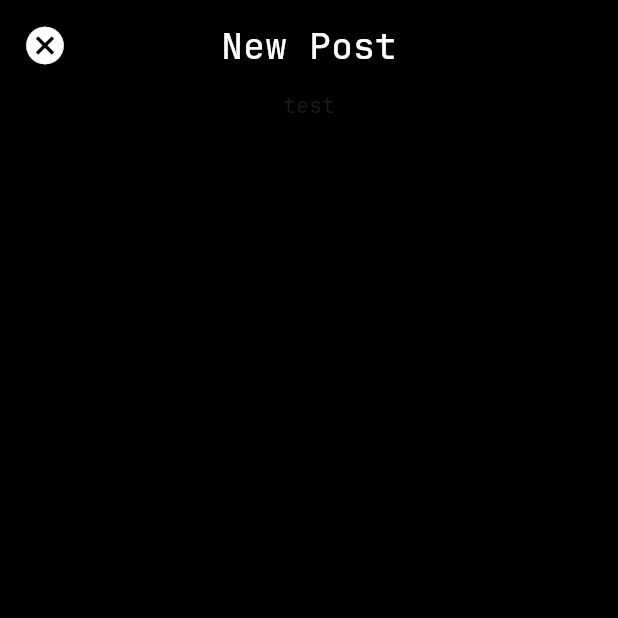
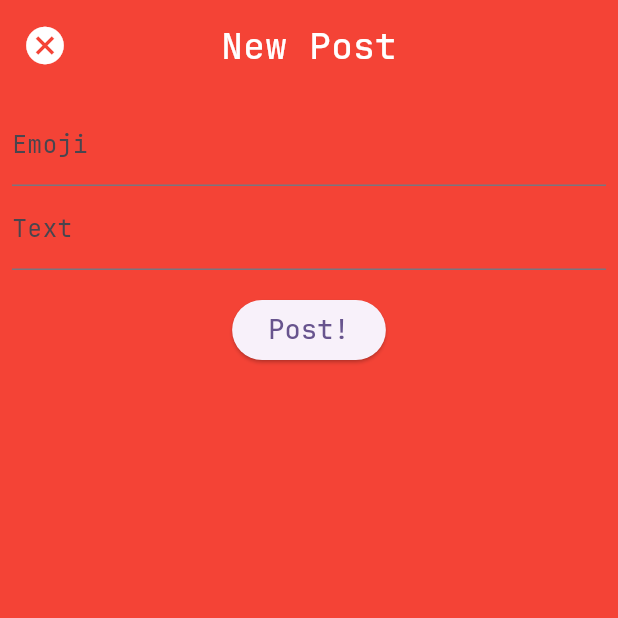
Before and after one commit to msoham123/Rewind, a Flutter app: the NewPostPage screen opened directly, on a phone screen of 412 x 824 dp, the top half of it. Run offline on Flutter 3.47's test engine with Material 2 defaults, Android fonts, the phone set to English and light mode, and no system bars; our stand-ins replace cloud_firestore, firebase_auth, firebase_core, location, page_transition; missing offline and left inert: arkit_plugin; accounts and stored records are empty.

Commit message:
emojis zoinks

```diff
--- a/lib/homepage.dart
+++ b/lib/homepage.dart
@@ -1,14 +1,12 @@
+import 'package:Rewind/newPost.dart';
 import 'package:Rewind/profile.dart';
-import 'package:Rewind/widget_projection.dart';
 import 'package:Rewind/services/FirebaseAuthService.dart';
 import 'package:Rewind/services/FirestoreService.dart';
 import 'package:Rewind/services/LocationService.dart';
-import 'package:Rewind/newPost.dart';
+import 'package:Rewind/widget_projection.dart';
 import 'package:flutter/material.dart';
 import 'package:page_transition/page_transition.dart';
-
-import 'profile.dart';
-import 'package:Rewind/auth/home_screen.dart';
+import 'package:provider/provider.dart';
 
 class RewindApp extends StatelessWidget {
   const RewindApp({super.key});
@@ -90,7 +88,7 @@ class _HomePageState extends State<HomePage> {
                       Text("Rewind",
                           style: TextStyle(
                               fontWeight: FontWeight.w500,
-                                  color: Colors.white,
+                              color: Colors.black,
                               fontSize: 24)),
                       IconButton(
                           onPressed: () {
@@ -118,8 +116,7 @@ class _HomePageState extends State<HomePage> {
           Navigator.push(
               context,
               PageTransition(
-                      type: PageTransitionType.bottomToTop,
-                      child: NewPostPage()));
+                  type: PageTransitionType.bottomToTop, child: NewPostPage()));
         },
         tooltip: 'Post',
         child: const Icon(
@@ -129,7 +126,6 @@ class _HomePageState extends State<HomePage> {
         backgroundColor: Colors.deepPurple,
         foregroundColor: Colors.white,
       ),
-        )
-    );
+    ));
   }
 }
--- a/lib/newPost.dart
+++ b/lib/newPost.dart
@@ -9,11 +9,14 @@ class NewPostPage extends StatefulWidget {
 }
 
 class _NewPostPageState extends State<NewPostPage> {
+  final _emojiController = TextEditingController();
+  final _postController = TextEditingController();
+
   @override
   Widget build(BuildContext context) {
     return SafeArea(
         child: Scaffold(
-            backgroundColor: Colors.black,
+            backgroundColor: Colors.red,
             body: Column(
               children: [
                 Padding(
@@ -46,7 +49,54 @@ class _NewPostPageState extends State<NewPostPage> {
                             color: Colors.transparent),
                       ]),
                 ),
-                Text("test")
+                Padding(
+                  padding: const EdgeInsets.all(8),
+                  child: Form(
+                    child: Column(
+                      children: [
+                        TextFormField(
+                          controller: _emojiController,
+                          decoration: const InputDecoration(
+                            labelText: 'Emoji',
+                          ),
+                          validator: (value) {
+                            if (value == null || value.isEmpty) {
+                              return 'Choose an emoji!';
+                            }
+                            return null;
+                          },
+                        ),
+                        TextFormField(
+                          controller: _postController,
+                          decoration: const InputDecoration(
+                            labelText: 'Text',
+                          ),
+                          validator: (value) {
+                            if (value == null || value.isEmpty) {
+                              return 'Can\'t leave the post empty!';
+                            }
+                            return null;
+                          },
+                        ),
+                        Row(
+                          mainAxisAlignment: MainAxisAlignment.spaceEvenly,
+                          children: [
+                            Padding(
+                              padding: const EdgeInsets.all(16),
+                              child: ElevatedButton(
+                                onPressed: () {},
+                                child: const Text(
+                                  'Post!',
+                                  style: TextStyle(fontSize: 18),
+                                ),
+                              ),
+                            ),
+                          ],
+                        ),
+                      ],
+                    ),
+                  ),
+                ),
               ],
             )));
   }
--- a/pubspec.yaml
+++ b/pubspec.yaml
@@ -35,6 +35,7 @@ dependencies:
   firebase_auth: ^4.10.1
   cloud_firestore: ^4.9.3
   page_transition: ^2.1.0
+  emoji_picker_flutter: ^1.6.2
 #  ar_flutter_plugin: ^0.7.3
   location: ^5.0.3
   arkit_plugin: ^1.0.6
```
Also changed, not shown: pubspec.lock. Lines whose indentation alone changed are shown as unchanged.
